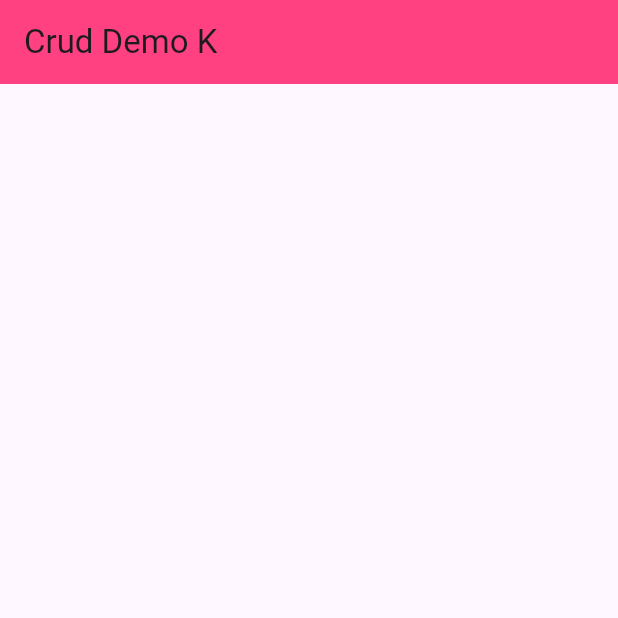
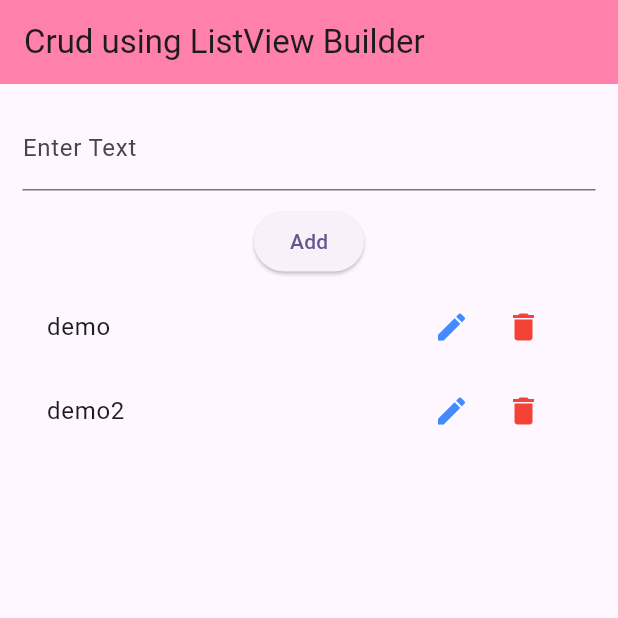
Before and after one commit to KUNJ-CP23/Flutter, a Flutter app: the screen it shows after launch, on a phone screen of 412 x 824 dp, the top half of it. Run offline on Flutter 3.47's test engine with Material 3 defaults, Android fonts, the phone set to English and light mode, and no system bars.

Commit message:
crud by myself

```diff
--- a/lib/cruddemobymyself/cruddemo.dart
+++ b/lib/cruddemobymyself/cruddemo.dart
@@ -1,5 +1,5 @@
+import 'package:flutter/material.dart';
 import 'package:flutter/cupertino.dart';
-import 'package:flutter/material.dart';
 
 class CrudDemoK extends StatefulWidget {
   CrudDemoK({super.key});
@@ -12,32 +12,134 @@ class _CrudDemoKState extends State<CrudDemoK> {
   TextEditingController nameController = TextEditingController();
   List<String> names = ["demo", "demo2"];
 
-  // void addItem(String name){
-  //   setState(() {
-  //     nameController.add(name);
-  //   });
+  //add method
+  void addItem(String name){
+    setState(() {
+      if(name.isNotEmpty){
+        names.add(name);
+        //after adding it must cleared
+        nameController.clear();
+      }
+    });
+  }
+
+  //edit method
+  void editItem(int index){
+      nameController.text = names[index];
+      showDialog(
+        context: context,
+        builder: (context) => AlertDialog(
+          title: Text("Edit Item"),
+          content: TextField(
+            controller: nameController,
+            decoration: InputDecoration(labelText: "Enter new name"),
+          ),
+          actions: [
+            TextButton(
+              onPressed: () => Navigator.pop(context),
+              child: Text("Cancel"),
+            ),
+            TextButton(
+              onPressed: () {
+                setState(() {
+                  names[index] = nameController.text;
+                  nameController.clear();
+                });
+                Navigator.pop(context);
+              },
+              child: Text("Update"),
+            ),
+          ],
+        ),
+      );
+
+  }
+
+  //delete method
+  void deleteItem(int index){
+
+    // setState(() {
+    //   names.removeAt(index);
+    // });
+
+    showDialog(
+        context: context,
+        builder: (context) => AlertDialog(
+          title: Text("Confirm Delete"),
+          content: Text("Are you sure you want to delete this item?"),
+          actions: [
+            TextButton(
+                onPressed: () => Navigator.pop(context),
+                child: Text("Cancel"),
+            ),
+            TextButton(
+              onPressed: () {
+                setState(() {
+                  names.removeAt(index);
+                });
+                Navigator.pop(context);
+              },
+              child: Text("Delete"),
+            ),
+          ],
+        )
+    );
+  }
+
+  //search method
+  // void searchItem(int index){
   //
   // }
-  void editItem(){
-
-  }
-  void deleteItem(){
-
-  }
 
   @override
   Widget build(BuildContext context) {
     return Scaffold(
       appBar: AppBar(
-        backgroundColor: Colors.pinkAccent,
-        title: Text("Crud Demo K"),
+        backgroundColor: Colors.pinkAccent.shade100,
+        title: const Text("Crud using ListView Builder"),
       ),
       body: Padding(
           padding: const EdgeInsets.all(15.0),
-        child: Column(),
-      )
+        child: Column(
+          children: [
+            TextFormField(
+              controller: nameController,
+              decoration: InputDecoration(
+                labelText: "Enter Text"
+              ),
+            ),
+            SizedBox(height: 10,),
+            ElevatedButton(
+                onPressed: () => addItem(nameController.text),
+                child: const Text("Add"),
+            ),
+            SizedBox(height: 5),
+            Expanded(
+                child: ListView.builder(
+                    itemCount: names.length,
+                    itemBuilder: (context, index){
+                      return ListTile(
+                        title: Text(names[index]),
+                        trailing: Row(
+                          mainAxisSize: MainAxisSize.min,
+                          children: [
+                            IconButton(
+                                icon: Icon(Icons.edit, color: Colors.blueAccent,),
+                                onPressed: () => editItem(index)
+                            ),
+                            IconButton(
+                                icon: Icon(Icons.delete, color: Colors.red,),
+                                onPressed: () => deleteItem(index)
+                            )
+                          ],
+                        ),
+                      );
+                    }
+                )
+            )
+          ],
+        ),
+      ),
     );
   }
-
-
 }
```
